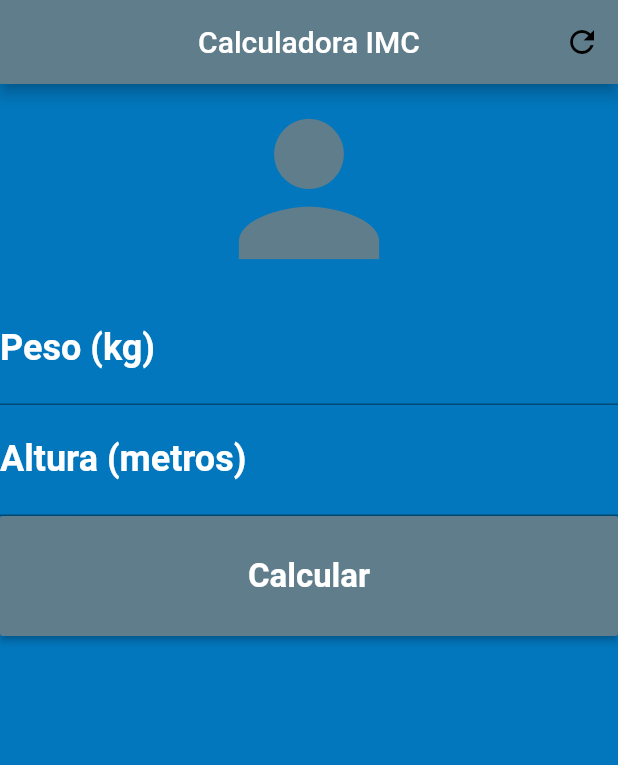
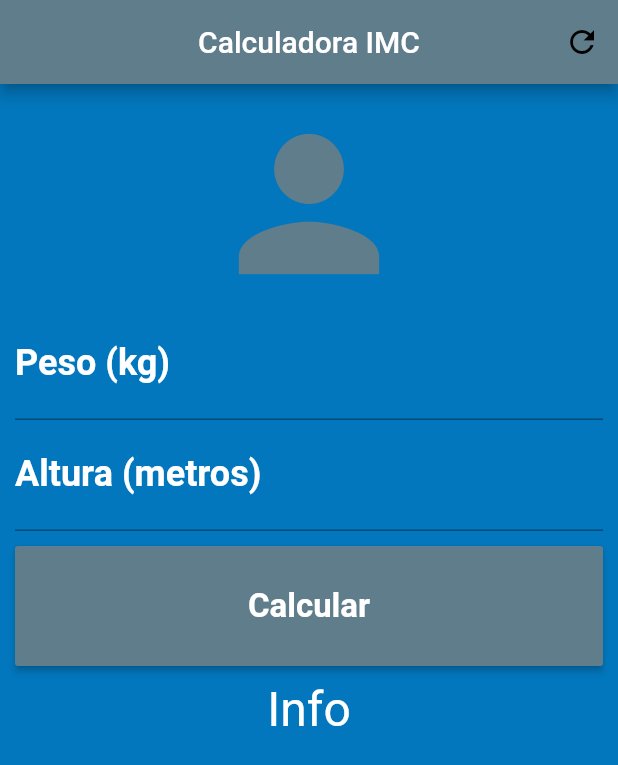
Before and after one commit to partnercloudsupport/Flutter-Apps, a Flutter app: the screen it shows after launch, on a phone screen of 412 x 824 dp. Shown: the top 765 px of the screen. Run offline on Flutter 3.47's test engine with Material 2 defaults, Android fonts, the phone set to English and light mode, and no system bars.

Commit message:
Layout finalizado. Inicio das funcionalidades

```diff
--- a/calculo_imc_review/apptask/lib/main.dart
+++ b/calculo_imc_review/apptask/lib/main.dart
@@ -15,6 +15,8 @@ class Home extends StatefulWidget {
 }
 
 class _HomeState extends State<Home> {
+  // funcionalidades
+
   @override
   Widget build(BuildContext context) {
     // Widget Scaffold
@@ -39,7 +41,9 @@ class _HomeState extends State<Home> {
     ),
     // Esse Widget permite rolar a tela quando o app precisar
     // só tem um child
-    body: SingleChildScrollView(
+    body: Padding(
+      padding: EdgeInsets.all(10.0),
+      child: SingleChildScrollView(
       child: Column(
       // Alinha os filhos da coluna no centro (não entendi pq stretch)
       // O uso do stretch é para ele alinhar o eixo cruzado
@@ -71,8 +75,11 @@ class _HomeState extends State<Home> {
             )
           ),
         ),
+        // Padding no botao para espaçar o texto de baixo
+        Padding(
+          padding: EdgeInsets.fromLTRB(0.0, 10.0, 0.0, 10.0),
           // O botao ficará dentro do container para podermos mudarmos seu tamanho
-        Container(
+          child: Container(
             height: 80.0,
             child: RaisedButton(
               color: Colors.blueGrey,
@@ -83,7 +90,13 @@ class _HomeState extends State<Home> {
                 ,)
             ),
           ),
+        ),
+        Text("Info",
+          style: TextStyle(fontSize: 32.0, color: Colors.white),
+          textAlign: TextAlign.center,
+        )
     ],),
+    )
     )
     );
   }
```
Lines whose indentation alone changed are shown as unchanged.
